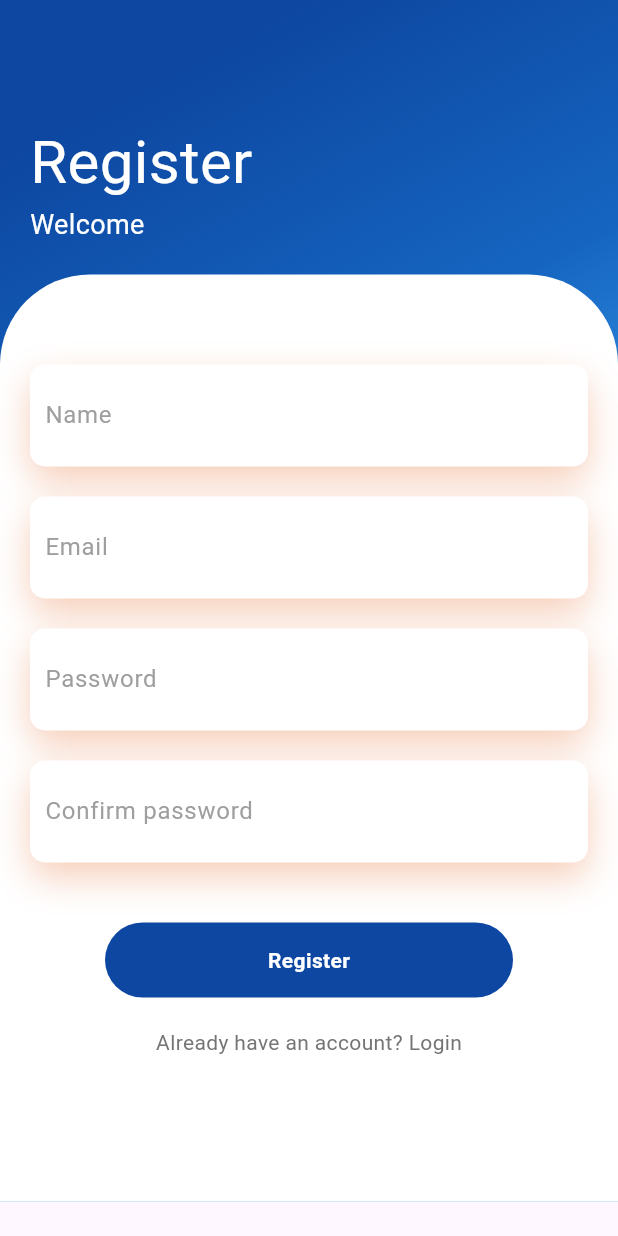
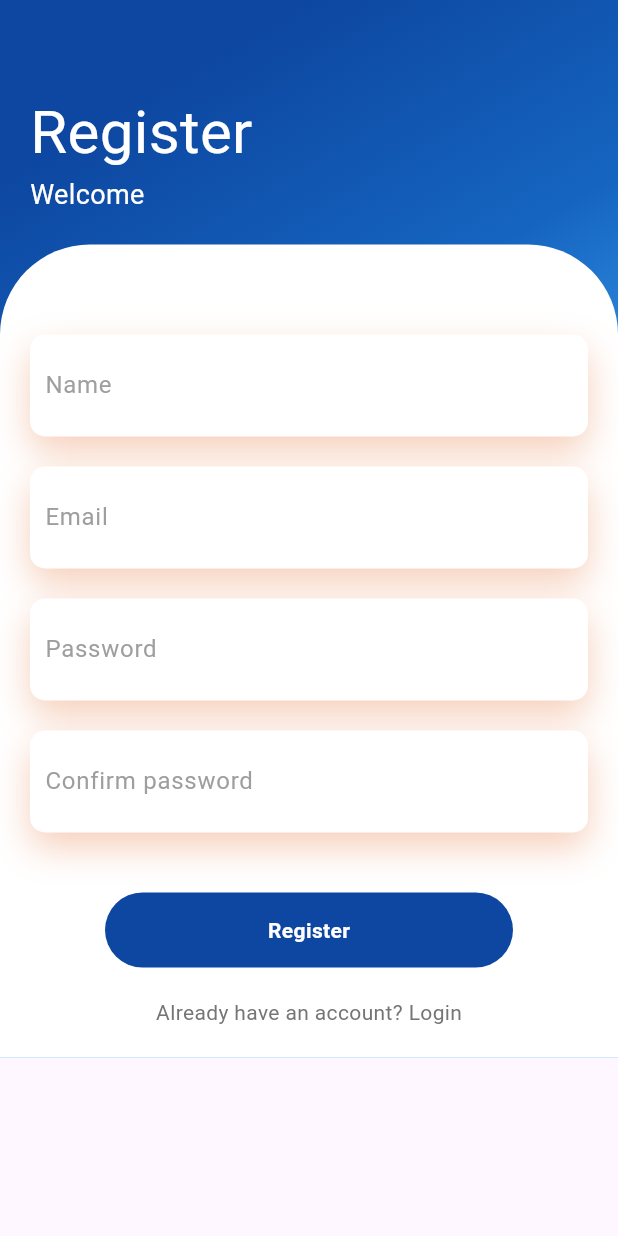
Before and after one commit to AbdurRahman4991/flutter-login-, a Flutter app: the screen it shows after launch, after a tap on "Login", after a tap on "Signup", on a phone screen of 412 x 824 dp. Run offline on Flutter 3.47's test engine with Material 3 defaults, Android fonts, the phone set to English and light mode, and no system bars; our stand-ins replace fluttertoast; network calls fail.

```diff
--- a/lib/main.dart
+++ b/lib/main.dart
@@ -1,36 +1,50 @@
 import 'package:flutter/material.dart';
-import 'package:my_first_app/Pages/reset_password.dart';
+import 'package:flutter_web_plugins/flutter_web_plugins.dart';
+
+import 'Pages/reset_password.dart';
 import 'register.dart';
 import 'forget_password.dart';
 import 'Pages/welcome.dart';
-import '/services/login_api_service.dart'; // Make sure this file has loginUser() function
 
 void main() {
-  runApp(MyApp());
+  WidgetsFlutterBinding.ensureInitialized();
+  setUrlStrategy(const HashUrlStrategy());
+
+  runApp(const MyApp());
 }
 
 class MyApp extends StatelessWidget {
+  const MyApp({super.key});
+
   @override
   Widget build(BuildContext context) {
     return MaterialApp(
       title: 'Login Page',
       debugShowCheckedModeBanner: false,
-      routes: {
-        '/': (context) => Home(),
-        '/signup': (context) => const Register(),
-        '/forget-password': (context) => const ForgetPassword(),
-        '/reset-password': (context) => const ResetPassword(),
-        //'/welcome': (context) => const Welcome(),
-        // '/welcome': (context) {
-        // final args = ModalRoute.of(context)!.settings.arguments as Map<String, dynamic>;
-        // return Welcome(token: args['token']);
-        //   },
-        '/welcome': (context) {
-    final args = ModalRoute.of(context)!.settings.arguments;
-    final token = (args as Map<String, dynamic>?)?['token'];
-    return Welcome(token: token);
-  },
+      onGenerateRoute: (settings) {
+        final uri = Uri.parse(settings.name ?? '/');
 
+        if (uri.pathSegments.isEmpty) {
+          return MaterialPageRoute(builder: (_) => const Home());
+        }
+
+        if (uri.pathSegments[0] == 'reset-password' && uri.pathSegments.length == 3) {
+          final token = uri.pathSegments[1];
+          final email = uri.pathSegments[2];
+          return MaterialPageRoute(
+            builder: (_) => ResetPassword(token: token, email: Uri.decodeComponent(email)),
+          );
+        }
+
+        switch (uri.path) {
+          case '/signup':
+            return MaterialPageRoute(builder: (_) => const Register());
+          case '/forget-password':
+            return MaterialPageRoute(builder: (_) => const ForgetPassword());
+          case '/':
+          default:
+            return MaterialPageRoute(builder: (_) => const Home());
+        }
       },
     );
   }
@@ -55,21 +69,26 @@ class _HomeState extends State<Home> {
     super.dispose();
   }
 
-  // void _showErrorDialog(BuildContext context, String message) {
-  //   showDialog(
-  //     context: context,
-  //     builder: (ctx) => AlertDialog(
-  //       title: const Text("Error"),
-  //       content: Text(message),
-  //       actions: [
-  //         TextButton(
-  //           onPressed: () => Navigator.of(ctx).pop(),
-  //           child: const Text("OK"),
-  //         ),
-  //       ],
-  //     ),
-  //   );
-  // }
+  // এখানে loginUser মেথডটি ডিফাইন করুন
+  void loginUser(BuildContext context, String email, String password) async {
+    // TODO: এখানে আপনার API কল করবেন
+    // নিচে কেবল একটা সিম্পল মক লগিক দেয়া হলো:
+
+    if (email == "test@example.com" && password == "12345678") {
+      // লগইন সফল
+      ScaffoldMessenger.of(context).showSnackBar(
+        const SnackBar(content: Text('Login successful!')),
+      );
+
+      // ওয়েলকাম পেজে নিয়ে যাওয়া
+      Navigator.pushReplacementNamed(context, '/welcome');
+    } else {
+      // লগইন ব্যর্থ
+      ScaffoldMessenger.of(context).showSnackBar(
+        const SnackBar(content: Text('Invalid email or password')),
+      );
+    }
+  }
 
   @override
   Widget build(BuildContext context) {
@@ -138,9 +157,9 @@ class _HomeState extends State<Home> {
                             ),
                             validator: (value) {
                               if (value == null || value.isEmpty) {
-                                return 'Type your emil';
+                                return 'Type your email';
                               } else if (!RegExp(r'^[^@]+@[^@]+\.[^@]+').hasMatch(value)) {
-                                return 'Pless type your valid email address';
+                                return 'Please type a valid email address';
                               }
                               return null;
                             },
@@ -219,8 +238,6 @@ class _HomeState extends State<Home> {
                                   final email = emailController.text.trim();
                                   final password = passwordController.text.trim();
                                   loginUser(context, email, password);
-                                } else {
-                                 // _showErrorDialog(context, "Please fix the errors in the form.");
                                 }
                               },
                               child: const Text(
--- a/lib/register.dart
+++ b/lib/register.dart
@@ -20,7 +20,7 @@ class _RegisterState extends State<Register> {
 
   Future<void> handleRegister() async {
     if (!_formKey.currentState!.validate()) {
-      return; // validation fail করলে আর কিছু করবে না
+      return;
     }
 
     setState(() => isLoading = true);
@@ -39,7 +39,6 @@ class _RegisterState extends State<Register> {
     );
 
     if (message == "User registered successfully") {
-      // ✅ সফল হলে ইনপুট ফিল্ড clear
       nameController.clear();
       emailController.clear();
       passwordController.clear();
@@ -51,6 +50,8 @@ class _RegisterState extends State<Register> {
   @override
   Widget build(BuildContext context) {
     return Scaffold(
+      // ✅ নিচের লাইনটা দিলে keyboard উঠলে overflow হবে না
+      resizeToAvoidBottomInset: true,
       body: Container(
         width: double.infinity,
         decoration: BoxDecoration(
@@ -63,11 +64,13 @@ class _RegisterState extends State<Register> {
             ],
           ),
         ),
+        // ✅ এখানে SafeArea + SingleChildScrollView ব্যবহার করো
+        child: SafeArea(
           child: SingleChildScrollView(
             child: Column(
               crossAxisAlignment: CrossAxisAlignment.start,
               children: <Widget>[
-              const SizedBox(height: 60),
+                const SizedBox(height: 40),
                 const Padding(
                   padding: EdgeInsets.all(20),
                   child: Column(
@@ -79,7 +82,7 @@ class _RegisterState extends State<Register> {
                   ),
                 ),
                 Container(
-                height: MediaQuery.of(context).size.height * 0.75,
+                  // ❌ fixed height বাদ দাও (এইটায়ই overflow হচ্ছিল)
                   decoration: const BoxDecoration(
                     color: Colors.white,
                     borderRadius: BorderRadius.only(
@@ -121,7 +124,7 @@ class _RegisterState extends State<Register> {
                             controller: passwordController,
                             isPassword: true,
                             validator: (value) {
-                            if (value == null || value.length < 6) return "Minimum 8 characters required";
+                              if (value == null || value.length < 8) return "Minimum 8 characters required";
                               return null;
                             },
                           ),
@@ -182,6 +185,7 @@ class _RegisterState extends State<Register> {
             ),
           ),
         ),
+      ),
     );
   }
 
--- a/lib/services/forget_password_api_service.dart
+++ b/lib/services/forget_password_api_service.dart
@@ -2,7 +2,7 @@ import 'package:http/http.dart' as http;
 import 'dart:convert';
 
 class ForgetPasswordApiService {
-  static const String baseUrl = "http://192.168.20.203:4000/api";
+  static const String baseUrl = "http://192.168.0.104:400/api";
 
   // Forgot Password API
   static Future<String> sendResetLink(String email) async {
--- a/lib/services/login_api_service.dart
+++ b/lib/services/login_api_service.dart
@@ -3,7 +3,7 @@ import 'package:http/http.dart' as http;
 import 'package:flutter/material.dart';
 
 Future<void> loginUser(BuildContext context, String email, String password) async {
-  final url = Uri.parse('http://192.168.20.203:4000/api/login');
+  final url = Uri.parse('http://192.168.0.104:400/api/login');
 
   try {
     final response = await http.post(
--- a/lib/services/logout_api_service.dart
+++ b/lib/services/logout_api_service.dart
@@ -2,7 +2,7 @@ import 'package:http/http.dart' as http;
 import 'dart:convert';
 
 class LogoutApiService {
-  static const String baseUrl = "http://192.168.20.203:4000/api";
+  static const String baseUrl = "http://192.168.0.104:400/api";
 
   static Future<String> logout(String token) async {
     try {
--- a/lib/services/register_api_service.dart
+++ b/lib/services/register_api_service.dart
@@ -2,7 +2,7 @@ import 'package:http/http.dart' as http;
 import 'dart:convert';
 
 class ApiService {
-  static const String baseUrl = "http://192.168.20.203:4000/api";
+  static const String baseUrl = "http://192.168.0.104:400/api";
 
   static Future<String?> registerUser(
       String name, String email, String password, String confirmPassword) async {
--- a/lib/services/reset_password_api_service.dart
+++ b/lib/services/reset_password_api_service.dart
@@ -2,7 +2,7 @@ import 'dart:convert';
 import 'package:http/http.dart' as http;
 
 class ResetPasswordService {
-  static const String baseUrl = 'http://192.168.20.203:4000/api';
+  static const String baseUrl = 'http://192.168.0.104:400/api';
 
   static Future<String> resetPassword({
     required String email,
@@ -10,7 +10,7 @@ class ResetPasswordService {
     required String password,
     required String confirmPassword,
   }) async {
-    final url = Uri.parse('$baseUrl/reset-password');
+    final url = Uri.parse('$baseUrl/password-reset');
 
     final response = await http.post(
       url,
```
Also changed, not shown: lib/Pages/reset_password.dart (+27 -28 lines), pubspec.lock. Lines whose indentation alone changed are shown as unchanged.
